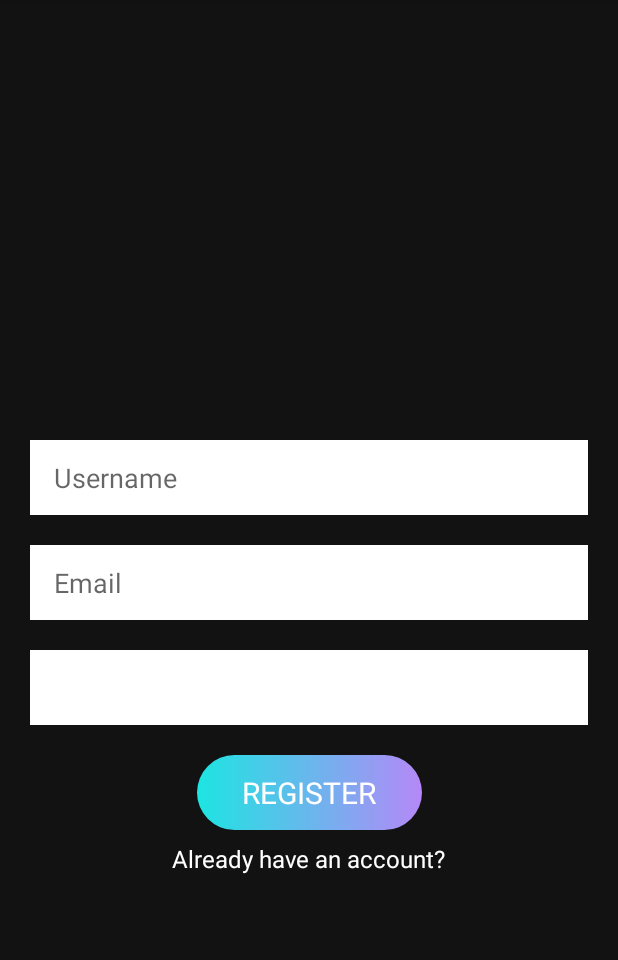
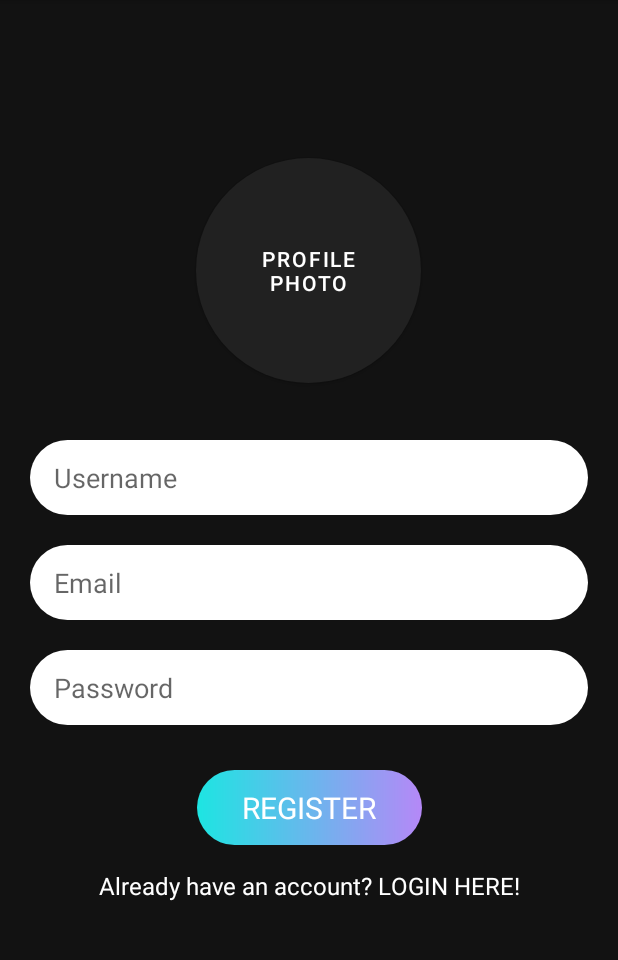
Before and after one commit to priyankaaa532002/Kotlin-Chat-App-Firebase, an Android app: the screen it shows after launch (MainActivity), on a phone screen of 412 x 824 dp, the part 84-1044 px from its top. Run offline under Robolectric (Android 15) with nearby library versions, the phone set to English and light mode, and no system bars; our stand-ins replace Firebase (no records; nobody signed in at launch, a user with empty details on screens opened directly).

Commit message:
Firebase Auth + button animation

```diff
--- a/ChatAppKotlin/app/src/main/res/drawable/buttonbg.xml
+++ b/ChatAppKotlin/app/src/main/res/drawable/buttonbg.xml
@@ -1,5 +1,10 @@
 <?xml version="1.0" encoding="utf-8"?>
-<shape xmlns:android="http://schemas.android.com/apk/res/android">
+<ripple
+    xmlns:android="http://schemas.android.com/apk/res/android"
+    android:color="#fff">
+<item>
+<shape
+    android:shape="rectangle">
     <gradient
         android:type="linear"
         android:angle="0"
@@ -7,3 +12,5 @@
         android:endColor="#B588F7"/>
     <corners android:radius="150dp"/>
 </shape>
+</item>
+</ripple>
--- /dev/null
+++ b/ChatAppKotlin/app/src/main/res/drawable/etbg.xml
@@ -0,0 +1,5 @@
+<?xml version="1.0" encoding="utf-8"?>
+<shape xmlns:android="http://schemas.android.com/apk/res/android">
+    <solid android:color="@color/white"/>
+    <corners android:radius="25dp"/>
+</shape>
--- /dev/null
+++ b/ChatAppKotlin/app/src/main/res/drawable/profilebg.xml
@@ -0,0 +1,9 @@
+<?xml version="1.0" encoding="utf-8"?>
+<shape android:shape="oval" xmlns:android="http://schemas.android.com/apk/res/android">
+    <corners android:radius="50dp"/>
+    <solid android:color="@color/black"/>
+    <size
+        android:width="150dp"
+        android:height="150dp"/>
+
+</shape>
--- a/ChatAppKotlin/app/src/main/res/layout/activity_main.xml
+++ b/ChatAppKotlin/app/src/main/res/layout/activity_main.xml
@@ -12,7 +12,7 @@
         android:layout_width="match_parent"
         android:layout_height="50dp"
         android:layout_margin="20dp"
-        android:background="@color/white"
+        android:background="@drawable/etbg"
         android:ems="10"
         android:hint="Username"
         android:inputType="textPersonName"
@@ -29,10 +29,10 @@
         android:layout_width="match_parent"
         android:layout_height="50dp"
         android:layout_margin="20dp"
-        android:background="@color/white"
+        android:background="@drawable/etbg"
         android:ems="10"
         android:hint="Email"
-        android:inputType="textPersonName"
+        android:inputType="textEmailAddress"
         android:paddingLeft="16dp"
         app:layout_constraintEnd_toEndOf="parent"
         app:layout_constraintHorizontal_bias="0.6"
@@ -44,8 +44,9 @@
         android:layout_width="match_parent"
         android:layout_height="50dp"
         android:layout_margin="20dp"
-        android:background="@color/white"
+        android:background="@drawable/etbg"
         android:ems="10"
+        android:hint="Password"
         android:inputType="textPassword"
         android:paddingLeft="16dp"
         app:layout_constraintEnd_toEndOf="parent"
@@ -57,12 +58,12 @@
         android:id="@+id/btn_register"
         android:layout_width="150dp"
         android:layout_height="50dp"
+        android:layout_margin="30dp"
         android:background="@drawable/buttonbg"
-        android:layout_margin="20dp"
+        android:gravity="center"
         android:text="REGISTER"
-        android:gravity="center"
+        android:textColor="@color/white"
         android:textSize="20sp"
-        android:textColor="@color/white"
         app:layout_constraintEnd_toEndOf="parent"
         app:layout_constraintHorizontal_bias="0.5"
         app:layout_constraintStart_toStartOf="parent"
@@ -72,13 +73,27 @@
         android:id="@+id/btn_registerToLogin"
         android:layout_width="wrap_content"
         android:layout_height="wrap_content"
-        android:text="Already have an account?"
+        android:layout_margin="16dp"
+        android:text="Already have an account? LOGIN HERE!"
         android:textColor="@color/white"
-        android:layout_margin="8dp"
         android:textSize="16sp"
         app:layout_constraintEnd_toEndOf="parent"
         app:layout_constraintHorizontal_bias="0.5"
         app:layout_constraintStart_toStartOf="parent"
         app:layout_constraintTop_toBottomOf="@+id/btn_register" />
 
+    <Button
+        android:id="@+id/btn_profileimg"
+        android:layout_width="wrap_content"
+        android:layout_height="wrap_content"
+        android:background="@drawable/profilebg"
+        android:theme="@style/PorfileImg"
+        android:text="Profile\nPhoto"
+        app:layout_constraintBottom_toTopOf="@+id/et_username"
+        app:layout_constraintEnd_toEndOf="parent"
+        app:layout_constraintHorizontal_bias="0.498"
+        app:layout_constraintStart_toStartOf="parent"
+        app:layout_constraintTop_toTopOf="parent"
+        app:layout_constraintVertical_bias="0.735" />
+
 </androidx.constraintlayout.widget.ConstraintLayout>
--- a/ChatAppKotlin/app/src/main/res/values-night/themes.xml
+++ b/ChatAppKotlin/app/src/main/res/values-night/themes.xml
@@ -13,4 +13,7 @@
         <item name="android:statusBarColor" tools:targetApi="l">?attr/colorPrimaryVariant</item>
         <!-- Customize your theme here. -->
     </style>
+    <style name="PorfileImg" parent="Theme.AppCompat.Light.DarkActionBar">
+        <item name="colorButtonNormal">#393333</item>
+    </style>
 </resources>
--- a/ChatAppKotlin/app/src/main/res/values/themes.xml
+++ b/ChatAppKotlin/app/src/main/res/values/themes.xml
@@ -14,4 +14,7 @@
         <!-- Customize your theme here. -->
 
     </style>
+    <style name="PorfileImg" parent="Theme.AppCompat.Light.DarkActionBar">
+        <item name="colorButtonNormal">#393333</item>
+    </style>
 </resources>
--- a/ChatAppKotlin/build.gradle
+++ b/ChatAppKotlin/build.gradle
@@ -6,6 +6,7 @@ buildscript {
     }
     dependencies {
         classpath "com.android.tools.build:gradle:7.0.2"
+        classpath 'com.google.gms:google-services:4.3.10'
         classpath "org.jetbrains.kotlin:kotlin-gradle-plugin:1.5.31"
 
         // NOTE: Do not place your application dependencies here; they belong
```
Also changed, not shown: ChatAppKotlin/app/build.gradle (+12 -3 lines), ChatAppKotlin/app/src/main/java/com/example/chatappkotlin/LoginActivity.kt (+17 -0 lines), ChatAppKotlin/app/src/main/java/com/example/chatappkotlin/MainActivity.kt (+29 -4 lines), ChatAppKotlin/app/src/main/res/layout/activity_login.xml (+7 -6 lines), 1 other file.
